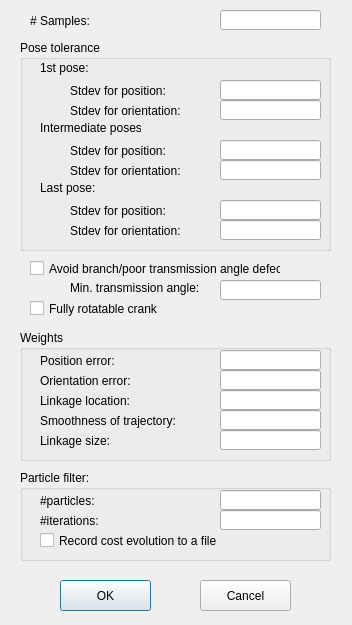
Before: the Qt Designer form KinematicDesign2D/LinkageSynthesisOptionDialog.ui in gnishida/KinematicDesign2D, drawn with Qt 5.
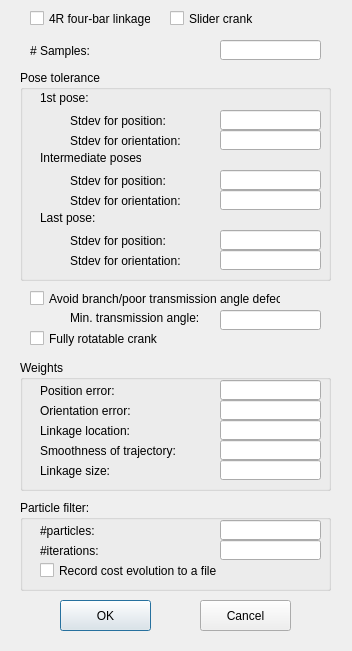
After: the same form once the commit is applied.

Commit message: always calculate both types of linkages

Diff of the .ui file:
```diff
--- a/KinematicDesign2D/LinkageSynthesisOptionDialog.ui
+++ b/KinematicDesign2D/LinkageSynthesisOptionDialog.ui
@@ -7,7 +7,7 @@
     <x>0</x>
     <y>0</y>
     <width>352</width>
-    <height>625</height>
+    <height>651</height>
    </rect>
   </property>
   <property name="windowTitle">
@@ -17,7 +17,7 @@
    <property name="geometry">
     <rect>
      <x>30</x>
-     <y>10</y>
+     <y>40</y>
      <width>61</width>
      <height>21</height>
     </rect>
@@ -30,7 +30,7 @@
    <property name="geometry">
     <rect>
      <x>220</x>
-     <y>10</y>
+     <y>40</y>
      <width>101</width>
      <height>20</height>
     </rect>
@@ -40,7 +40,7 @@
    <property name="geometry">
     <rect>
      <x>30</x>
-     <y>260</y>
+     <y>290</y>
      <width>251</width>
      <height>17</height>
     </rect>
@@ -53,7 +53,7 @@
    <property name="geometry">
     <rect>
      <x>30</x>
-     <y>300</y>
+     <y>330</y>
      <width>131</width>
      <height>17</height>
     </rect>
@@ -66,7 +66,7 @@
    <property name="geometry">
     <rect>
      <x>60</x>
-     <y>580</y>
+     <y>600</y>
      <width>91</width>
      <height>31</height>
     </rect>
@@ -79,7 +79,7 @@
    <property name="geometry">
     <rect>
      <x>200</x>
-     <y>580</y>
+     <y>600</y>
      <width>91</width>
      <height>31</height>
     </rect>
@@ -92,7 +92,7 @@
    <property name="geometry">
     <rect>
      <x>20</x>
-     <y>40</y>
+     <y>70</y>
      <width>311</width>
      <height>211</height>
     </rect>
@@ -282,7 +282,7 @@
    <property name="geometry">
     <rect>
      <x>20</x>
-     <y>330</y>
+     <y>360</y>
      <width>311</width>
      <height>131</height>
     </rect>
@@ -410,7 +410,7 @@
    <property name="geometry">
     <rect>
      <x>20</x>
-     <y>470</y>
+     <y>500</y>
      <width>311</width>
      <height>91</height>
     </rect>
@@ -482,7 +482,7 @@
    <property name="geometry">
     <rect>
      <x>220</x>
-     <y>280</y>
+     <y>310</y>
      <width>101</width>
      <height>20</height>
     </rect>
@@ -492,7 +492,7 @@
    <property name="geometry">
     <rect>
      <x>70</x>
-     <y>280</y>
+     <y>310</y>
      <width>141</width>
      <height>16</height>
     </rect>
@@ -501,6 +501,32 @@
     <string>Min. transmission angle:</string>
    </property>
   </widget>
+  <widget class="QCheckBox" name="checkBox4RLinkage">
+   <property name="geometry">
+    <rect>
+     <x>30</x>
+     <y>10</y>
+     <width>121</width>
+     <height>17</height>
+    </rect>
+   </property>
+   <property name="text">
+    <string>4R four-bar linkage</string>
+   </property>
+  </widget>
+  <widget class="QCheckBox" name="checkBoxSliderCrank">
+   <property name="geometry">
+    <rect>
+     <x>170</x>
+     <y>10</y>
+     <width>121</width>
+     <height>17</height>
+    </rect>
+   </property>
+   <property name="text">
+    <string>Slider crank</string>
+   </property>
+  </widget>
  </widget>
  <layoutdefault spacing="6" margin="11"/>
  <resources/>
```
The commit also changes 21 other files.
